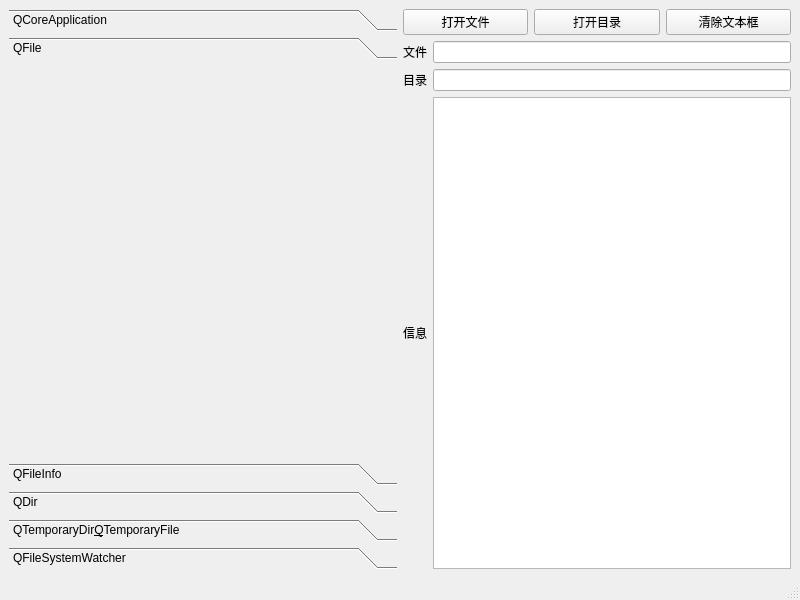
Above: qfile_qdir/mainwindow.ui from faithlocus/test_qt before the change. Below: the same form after it.
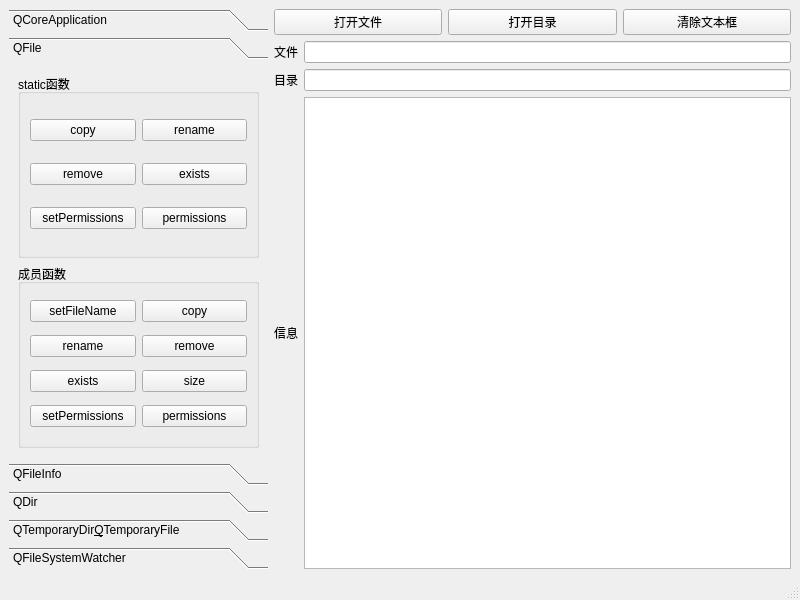
That is the form after the change. The open tabs and pages were chosen to show the change.

Commit message: 打开文件

The edit to the form file:
```diff
--- a/qfile_qdir/mainwindow.ui
+++ b/qfile_qdir/mainwindow.ui
@@ -14,7 +14,7 @@
    <string>MainWindow</string>
   </property>
   <widget class="QWidget" name="centralwidget">
-   <layout class="QHBoxLayout" name="horizontalLayout_5">
+   <layout class="QHBoxLayout" name="horizontalLayout_5" stretch="1,2">
     <item>
      <widget class="QToolBox" name="toolBox">
       <property name="currentIndex">
@@ -91,6 +91,124 @@
        <attribute name="label">
         <string>QFile</string>
        </attribute>
+       <layout class="QVBoxLayout" name="verticalLayout_3">
+        <item>
+         <widget class="QGroupBox" name="groupBox">
+          <property name="title">
+           <string>static函数</string>
+          </property>
+          <layout class="QGridLayout" name="gridLayout">
+           <item row="0" column="0">
+            <widget class="QPushButton" name="pushButton_8">
+             <property name="text">
+              <string>copy</string>
+             </property>
+            </widget>
+           </item>
+           <item row="0" column="1">
+            <widget class="QPushButton" name="pushButton_9">
+             <property name="text">
+              <string>rename</string>
+             </property>
+            </widget>
+           </item>
+           <item row="1" column="0">
+            <widget class="QPushButton" name="pushButton_10">
+             <property name="text">
+              <string>remove</string>
+             </property>
+            </widget>
+           </item>
+           <item row="1" column="1">
+            <widget class="QPushButton" name="pushButton_11">
+             <property name="text">
+              <string>exists</string>
+             </property>
+            </widget>
+           </item>
+           <item row="2" column="0">
+            <widget class="QPushButton" name="pushButton_12">
+             <property name="text">
+              <string>setPermissions</string>
+             </property>
+            </widget>
+           </item>
+           <item row="2" column="1">
+            <widget class="QPushButton" name="pushButton_13">
+             <property name="text">
+              <string>permissions</string>
+             </property>
+            </widget>
+           </item>
+          </layout>
+         </widget>
+        </item>
+        <item>
+         <widget class="QGroupBox" name="groupBox_2">
+          <property name="title">
+           <string>成员函数</string>
+          </property>
+          <layout class="QGridLayout" name="gridLayout_2">
+           <item row="0" column="0">
+            <widget class="QPushButton" name="pushButton_14">
+             <property name="text">
+              <string>setFileName</string>
+             </property>
+            </widget>
+           </item>
+           <item row="0" column="1">
+            <widget class="QPushButton" name="pushButton_15">
+             <property name="text">
+              <string>copy</string>
+             </property>
+            </widget>
+           </item>
+           <item row="1" column="0">
+            <widget class="QPushButton" name="pushButton_16">
+             <property name="text">
+              <string>rename</string>
+             </property>
+            </widget>
+           </item>
+           <item row="1" column="1">
+            <widget class="QPushButton" name="pushButton_17">
+             <property name="text">
+              <string>remove</string>
+             </property>
+            </widget>
+           </item>
+           <item row="2" column="0">
+            <widget class="QPushButton" name="pushButton_18">
+             <property name="text">
+              <string>exists</string>
+             </property>
+            </widget>
+           </item>
+           <item row="2" column="1">
+            <widget class="QPushButton" name="pushButton_19">
+             <property name="text">
+              <string>size</string>
+             </property>
+            </widget>
+           </item>
+           <item row="3" column="0">
+            <widget class="QPushButton" name="pushButton_20">
+             <property name="text">
+              <string>setPermissions</string>
+             </property>
+            </widget>
+           </item>
+           <item row="3" column="1">
+            <widget class="QPushButton" name="pushButton_21">
+             <property name="text">
+              <string>permissions</string>
+             </property>
+            </widget>
+           </item>
+          </layout>
+         </widget>
+        </item>
+       </layout>
       </widget>
       <widget class="QWidget" name="page_4">
        <attribute name="label">
```
Left out of the diff: 6 changed lines with no effect on the pictures. The commit also changes 2 other files.
